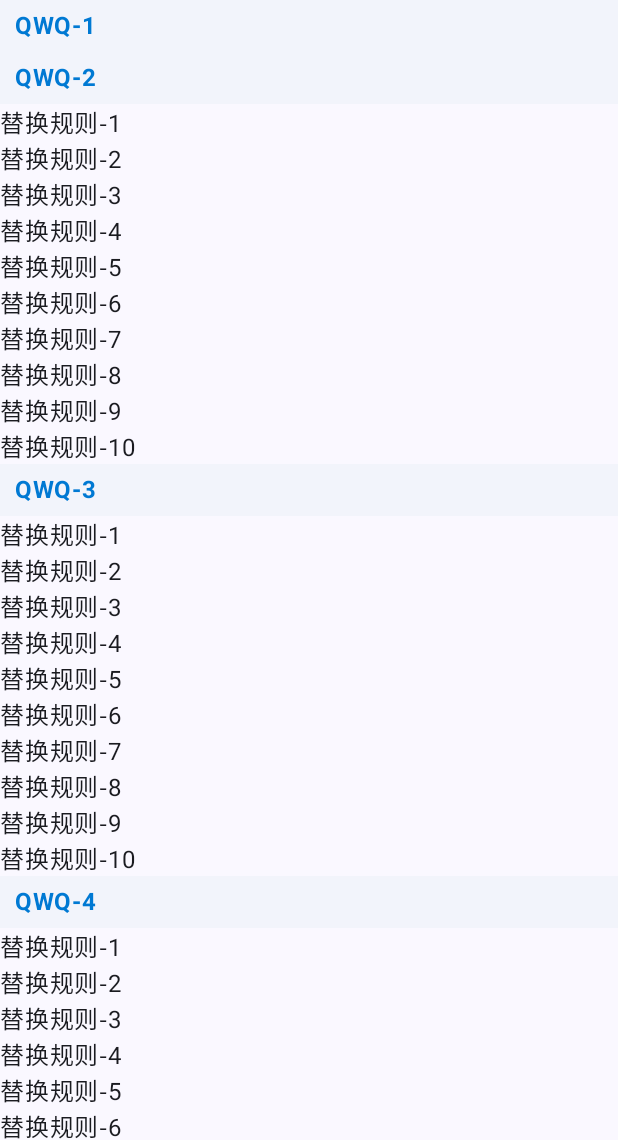
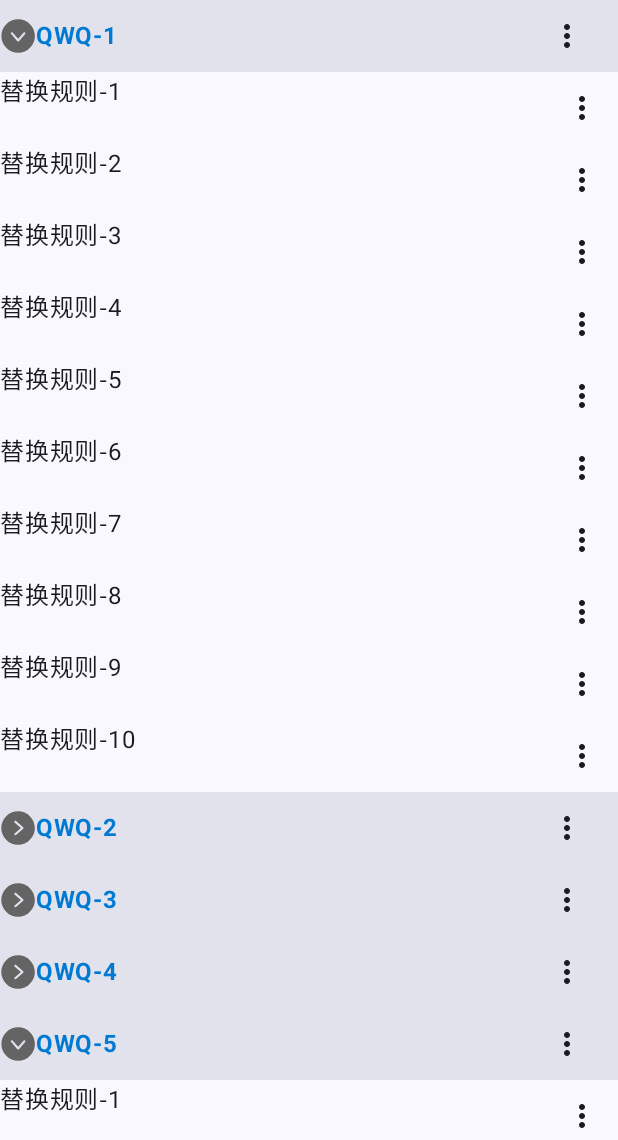
Before and after one commit to jing332/TtsDictEditor, an Android app built with Jetpack Compose: the RuleManagerActivity screen opened directly, with no data from a screen before it, after a tap on an icon or button, on a phone screen of 412 x 824 dp, the part 96-1236 px from its top. Run offline under Robolectric (Android 15) with nearby library versions, the phone set to English and light mode, and no system bars; our stand-ins replace accompanist; 3 other taps on this screen came first.

Commit message:
dict parse

```diff
--- /dev/null
+++ b/app/src/main/java/com/github/jing332/tts_dict_editor/help/GroupWithReplaceRule.kt
@@ -0,0 +1,9 @@
+package com.github.jing332.tts_dict_editor.help
+
+import android.os.Parcelable
+import kotlinx.parcelize.Parcelize
+import kotlinx.serialization.Serializable
+
+@Serializable
+@Parcelize
+data class GroupWithReplaceRule(val group: ReplaceRuleGroup, val list: List<ReplaceRule>) : Parcelable
--- a/app/src/main/java/com/github/jing332/tts_dict_editor/ui/replace/ReplaceRule.kt
+++ b/app/src/main/java/com/github/jing332/tts_dict_editor/help/ReplaceRule.kt
@@ -1,4 +1,4 @@
-package com.github.jing332.tts_dict_editor.ui.replace
+package com.github.jing332.tts_dict_editor.help
 
 import android.os.Parcelable
 import kotlinx.parcelize.Parcelize
@@ -13,5 +13,6 @@ data class ReplaceRule(
     val name: String = "",
     val pattern: String = "",
     val replacement: String = "",
-    val isRegex: Boolean = false
+    val isRegex: Boolean = false,
+    var order: Int = 0
 ) : Parcelable
--- /dev/null
+++ b/app/src/main/java/com/github/jing332/tts_dict_editor/help/ReplaceRuleGroup.kt
@@ -0,0 +1,10 @@
+package com.github.jing332.tts_dict_editor.help
+
+import android.os.Parcelable
+import kotlinx.parcelize.Parcelize
+import kotlinx.serialization.Serializable
+
+@Parcelize
+@Serializable
+data class ReplaceRuleGroup(val name: String = "", val id: Long = 0, var order: Int = 0) :
+    Parcelable
--- a/app/src/main/java/com/github/jing332/tts_dict_editor/ui/replace/Group.kt
+++ /dev/null
@@ -1,9 +0,0 @@
-package com.github.jing332.tts_dict_editor.ui.replace
-
-import android.os.Parcelable
-import kotlinx.parcelize.Parcelize
-import kotlinx.serialization.Serializable
-
-@Parcelize
-@Serializable
-data class Group(val name: String = "", val id: Long = 0) : Parcelable
--- a/app/src/main/java/com/github/jing332/tts_dict_editor/ui/replace/GroupWithReplaceRule.kt
+++ /dev/null
@@ -1,9 +0,0 @@
-package com.github.jing332.tts_dict_editor.ui.replace
-
-import android.os.Parcelable
-import kotlinx.parcelize.Parcelize
-import kotlinx.serialization.Serializable
-
-@Serializable
-@Parcelize
-data class GroupWithReplaceRule(val group: Group, val list: List<ReplaceRule>) : Parcelable
--- a/app/src/main/java/com/github/jing332/tts_dict_editor/ui/replace/RuleManagerActivity.kt
+++ b/app/src/main/java/com/github/jing332/tts_dict_editor/ui/replace/RuleManagerActivity.kt
@@ -4,8 +4,10 @@ import android.os.Bundle
 import androidx.activity.ComponentActivity
 import androidx.activity.compose.setContent
 import androidx.compose.foundation.ExperimentalFoundationApi
+import androidx.compose.foundation.Image
 import androidx.compose.foundation.background
 import androidx.compose.foundation.clickable
+import androidx.compose.foundation.layout.Row
 import androidx.compose.foundation.layout.fillMaxSize
 import androidx.compose.foundation.layout.fillMaxWidth
 import androidx.compose.foundation.layout.padding
@@ -25,14 +27,18 @@ import androidx.compose.material3.TopAppBarDefaults
 import androidx.compose.runtime.Composable
 import androidx.compose.runtime.mutableStateListOf
 import androidx.compose.runtime.remember
+import androidx.compose.ui.Alignment
 import androidx.compose.ui.Modifier
 import androidx.compose.ui.graphics.Color
+import androidx.compose.ui.res.painterResource
 import androidx.compose.ui.res.stringResource
 import androidx.compose.ui.text.font.FontWeight
 import androidx.compose.ui.unit.dp
-import androidx.constraintlayout.compose.ConstraintLayout
 import androidx.core.view.WindowCompat
 import com.github.jing332.tts_dict_editor.R
+import com.github.jing332.tts_dict_editor.help.GroupWithReplaceRule
+import com.github.jing332.tts_dict_editor.help.ReplaceRuleGroup
+import com.github.jing332.tts_dict_editor.help.ReplaceRule
 import com.github.jing332.tts_dict_editor.ui.Widgets
 import com.github.jing332.tts_dict_editor.ui.theme.AppTheme
 
@@ -92,37 +98,36 @@ class RuleManagerActivity : ComponentActivity() {
 
             groups.add(
                 GroupWithReplaceRule(
-                    group = Group("QWQ-$it", id = it.toLong()),
+                    group = ReplaceRuleGroup("QWQ-$it", id = it.toLong()),
                     list = list
                 )
             )
         }
+
         // Keys
-        val expandedGroups = remember { mutableStateListOf<Long>() }
+        val expandedGroups =
+            remember { mutableStateListOf(*groups.map { it.group.id }.toTypedArray()) }
         LazyColumn(modifier = Modifier.fillMaxSize()) {
             for ((index, groupWithRule) in groups.withIndex()) {
                 stickyHeader(key = "group_${index}_${groupWithRule.group.id}") {
-                    Text(
-                        text = groupWithRule.group.name,
-                        modifier = Modifier
-                            .fillMaxWidth()
-                            .background(Color(0xFFF2F4FB))
-                            .padding(horizontal = 10.dp, vertical = 5.dp)
-                            .clickable {
-                                if (expandedGroups.contains(groupWithRule.group.id))
-                                    expandedGroups.remove(groupWithRule.group.id)
-                                else
-                                    expandedGroups.add(groupWithRule.group.id)
-                            },
-                        fontWeight = FontWeight.W700,
-                        color = Color(0xFF0079D3)
-                    )
+                    GroupItem(
+                        name = groupWithRule.group.name,
+                        isExpanded = expandedGroups.contains(groupWithRule.group.id)
+                    ) {
+                        if (expandedGroups.contains(groupWithRule.group.id))
+                            expandedGroups.remove(groupWithRule.group.id)
+                        else
+                            expandedGroups.add(groupWithRule.group.id)
+                    }
                 }
 
                 groupWithRule.list.forEach { replaceRule ->
                     item(key = "${index}_$${replaceRule.id}") {
                         if (expandedGroups.contains(groupWithRule.group.id))
-                            ReplaceRuleItem(replaceRule.name)
+                            ReplaceRuleItem(
+                                replaceRule.name,
+                                modifier = Modifier.animateItemPlacement()
+                            )
                     }
                 }
 
@@ -131,15 +136,58 @@ class RuleManagerActivity : ComponentActivity() {
     }
 
     @Composable
-    fun ReplaceRuleItem(name: String) {
-        ConstraintLayout(modifier = Modifier.fillMaxWidth()) {
-            val (txtName) = createRefs()
-            Text(name, modifier = Modifier.constrainAs(txtName) {
-                start.linkTo(parent.start)
-                top.linkTo(parent.top)
-                bottom.linkTo(parent.bottom)
-            })
+    fun GroupItem(name: String, isExpanded: Boolean, onClick: () -> Unit) {
+        Row(
+            Modifier
+                .fillMaxWidth()
+                .background(MaterialTheme.colorScheme.surfaceVariant)
+                .clickable { onClick.invoke() },
+        ) {
+            Image(
+                modifier = Modifier.align(Alignment.CenterVertically),
+                painter = painterResource(id = if (isExpanded) R.drawable.ic_arrow_expand else R.drawable.ic_arrow_collapse),
+                contentDescription = if (isExpanded) "已展开" else "已收起",
+            )
+            Text(
+                text = name,
+                modifier = Modifier
+                    .fillMaxWidth()
+                    .align(Alignment.CenterVertically)
+                    .weight(1f),
+                fontWeight = FontWeight.W700,
+                color = Color(0xFF0079D3)
+            )
+            IconButton(onClick = {}, modifier = Modifier.padding(end = 10.dp)) {
+                Icon(
+                    imageVector = Icons.Filled.MoreVert,
+                    contentDescription = stringResource(id = R.string.more_options),
+                    tint = MaterialTheme.colorScheme.onBackground
+                )
+            }
+
         }
+    }
+
+    @Composable
+    fun ReplaceRuleItem(name: String, modifier: Modifier) {
+        Row(modifier = modifier.fillMaxSize()) {
+            Text(
+                name,
+                maxLines = 1,
+                modifier = Modifier
+                    .weight(1f)
+                    .fillMaxWidth(),
+            )
+
+            IconButton(onClick = { /*TODO*/ }) {
+                Icon(
+                    imageVector = Icons.Filled.MoreVert,
+                    contentDescription = stringResource(id = R.string.more_options),
+                    tint = MaterialTheme.colorScheme.onBackground
+                )
+            }
+        }
+
     }
 
 
--- a/app/src/main/java/com/github/jing332/tts_dict_editor/ui/replace/edit/RuleEditViewModel.kt
+++ b/app/src/main/java/com/github/jing332/tts_dict_editor/ui/replace/edit/RuleEditViewModel.kt
@@ -2,7 +2,7 @@ package com.github.jing332.tts_dict_editor.ui.replace.edit
 
 import androidx.compose.runtime.mutableStateOf
 import androidx.lifecycle.ViewModel
-import com.github.jing332.tts_dict_editor.ui.replace.ReplaceRule
+import com.github.jing332.tts_dict_editor.help.ReplaceRule
 
 class RuleEditViewModel : ViewModel() {
     var nameState = mutableStateOf("")
--- /dev/null
+++ b/app/src/main/res/drawable/ic_arrow_collapse.xml
@@ -0,0 +1,28 @@
+<!--
+  ~ Copyright (C) 2018 Drake, Inc.
+  ~
+  ~ Licensed under the Apache License, Version 2.0 (the "License");
+  ~ you may not use this file except in compliance with the License.
+  ~ You may obtain a copy of the License at
+  ~
+  ~ http://www.apache.org/licenses/LICENSE-2.0
+  ~
+  ~ Unless required by applicable law or agreed to in writing, software
+  ~ distributed under the License is distributed on an "AS IS" BASIS,
+  ~ WITHOUT WARRANTIES OR CONDITIONS OF ANY KIND, either express or implied.
+  ~ See the License for the specific language governing permissions and
+  ~ limitations under the License.
+  -->
+
+<vector xmlns:android="http://schemas.android.com/apk/res/android"
+    android:width="24dp"
+    android:height="24dp"
+    android:viewportWidth="170"
+    android:viewportHeight="170">
+    <path
+        android:pathData="M6.13,85.297C6.13,129.019 41.574,164.464 85.297,164.464C129.019,164.464 164.464,129.019 164.464,85.297C164.464,41.574 129.019,6.13 85.297,6.13C41.574,6.13 6.13,41.574 6.13,85.297ZM76.089,52.38L109.422,81.547C110.507,82.491 111.13,83.859 111.13,85.297C111.13,86.735 110.507,88.103 109.422,89.047L76.089,118.214C74.757,119.449 72.86,119.864 71.134,119.297C69.409,118.73 68.127,117.27 67.789,115.486C67.45,113.701 68.107,111.873 69.505,110.714L98.547,85.297L69.505,59.88C68.107,58.72 67.45,56.893 67.789,55.108C68.127,53.324 69.409,51.864 71.134,51.297C72.86,50.73 74.757,51.145 76.089,52.38L76.089,52.38Z"
+        android:strokeWidth="1"
+        android:fillColor="#646464"
+        android:fillType="nonZero"
+        android:strokeColor="#00000000" />
+</vector>
--- /dev/null
+++ b/app/src/main/res/drawable/ic_arrow_expand.xml
@@ -0,0 +1,28 @@
+<!--
+  ~ Copyright (C) 2018 Drake, Inc.
+  ~
+  ~ Licensed under the Apache License, Version 2.0 (the "License");
+  ~ you may not use this file except in compliance with the License.
+  ~ You may obtain a copy of the License at
+  ~
+  ~ http://www.apache.org/licenses/LICENSE-2.0
+  ~
+  ~ Unless required by applicable law or agreed to in writing, software
+  ~ distributed under the License is distributed on an "AS IS" BASIS,
+  ~ WITHOUT WARRANTIES OR CONDITIONS OF ANY KIND, either express or implied.
+  ~ See the License for the specific language governing permissions and
+  ~ limitations under the License.
+  -->
+
+<vector xmlns:android="http://schemas.android.com/apk/res/android"
+    android:width="24dp"
+    android:height="24dp"
+    android:viewportWidth="170"
+    android:viewportHeight="170">
+    <path
+        android:pathData="M85.703,6.13C41.981,6.13 6.536,41.574 6.536,85.297C6.536,129.019 41.981,164.464 85.703,164.464C129.426,164.464 164.87,129.019 164.87,85.297C164.87,41.574 129.426,6.13 85.703,6.13ZM118.62,76.089L89.453,109.422C88.509,110.507 87.141,111.13 85.703,111.13C84.265,111.13 82.897,110.507 81.953,109.422L52.786,76.089C51.551,74.757 51.136,72.86 51.703,71.134C52.27,69.409 53.73,68.127 55.514,67.789C57.299,67.45 59.127,68.107 60.286,69.505L85.703,98.547L111.12,69.505C112.28,68.107 114.107,67.45 115.892,67.789C117.676,68.127 119.136,69.409 119.703,71.134C120.27,72.86 119.855,74.757 118.62,76.089L118.62,76.089Z"
+        android:strokeWidth="1"
+        android:fillColor="#646464"
+        android:fillType="nonZero"
+        android:strokeColor="#00000000" />
+</vector>
```
Also changed, not shown: app/src/main/java/com/github/jing332/tts_dict_editor/help/DictFileManager.kt (added, +123 -0 lines), app/src/main/java/com/github/jing332/tts_dict_editor/ui/replace/RuleManagerViewModel.kt (added, +21 -0 lines), app/src/main/java/com/github/jing332/tts_dict_editor/ui/replace/edit/RuleEditActivity.kt (+7 -12 lines), 3 other files.
